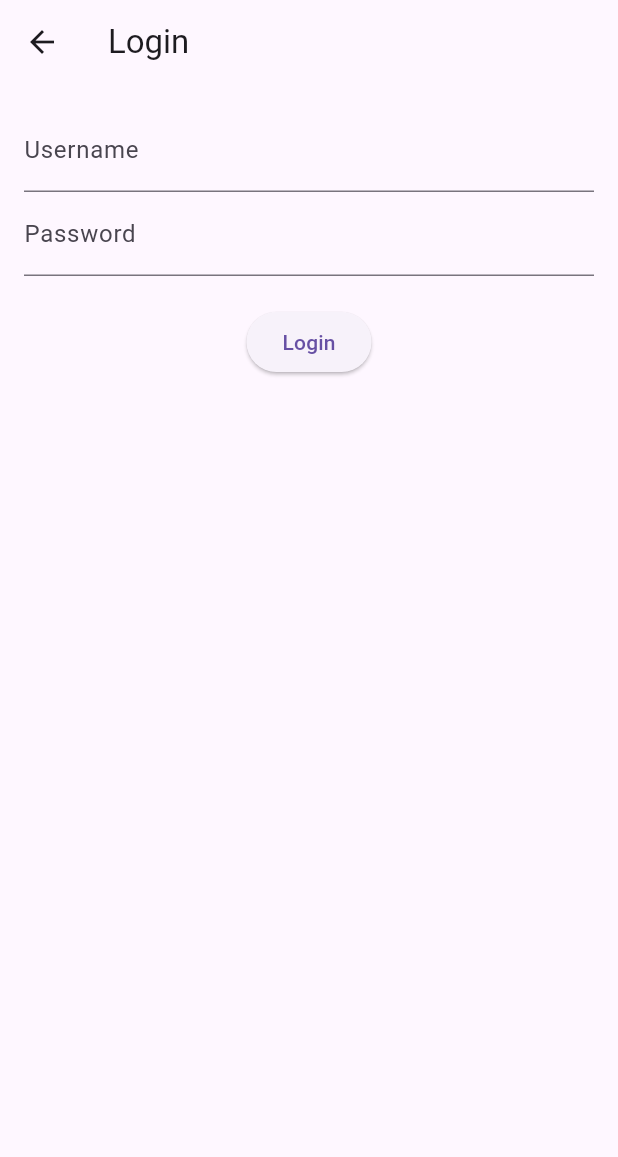
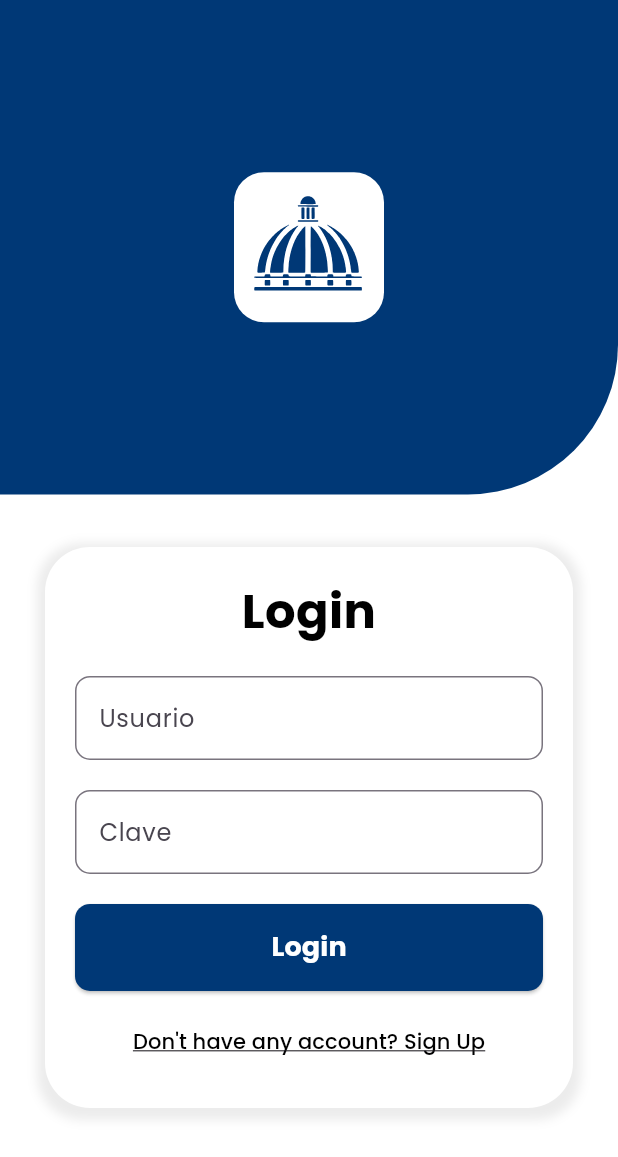
Before and after one commit to soysomon/Aplicacion_Minerd, a Flutter app: the LoginScreen screen opened directly, on a phone screen of 412 x 824 dp. Shown: the top 1157 px of the screen. Run offline on Flutter 3.47's test engine with Material 3 defaults, Android fonts, the phone set to English and light mode, and no system bars; our stand-ins replace carousel_slider, flutter_map, flutter_svg, geolocator, google_fonts, image_picker and 5 more; missing offline and left inert: flutter_sound; accounts and stored records are empty; network calls fail.

Commit message:
Descripción de los cambios realizados

```diff
--- a/lib/models/user.dart
+++ b/lib/models/user.dart
@@ -5,31 +5,5 @@ class User {
   final String registrationNumber;
   final String photoUrl;
 
-  User({
-    required this.id,
-    required this.name,
-    required this.lastName,
-    required this.registrationNumber,
-    required this.photoUrl,
-  });
-
-  factory User.fromJson(Map<String, dynamic> json) {
-    return User(
-      id: json['id'],
-      name: json['name'],
-      lastName: json['lastName'],
-      registrationNumber: json['registrationNumber'],
-      photoUrl: json['photoUrl'],
-    );
-  }
-
-  Map<String, dynamic> toJson() {
-    return {
-      'id': id,
-      'name': name,
-      'lastName': lastName,
-      'registrationNumber': registrationNumber,
-      'photoUrl': photoUrl,
-    };
-  }
+  User({required this.id, required this.name, required this.lastName, required this.registrationNumber, required this.photoUrl});
 }
--- a/lib/providers/user_provider.dart
+++ b/lib/providers/user_provider.dart
@@ -1,18 +1,13 @@
-import 'package:flutter/material.dart';
+import 'package:flutter/foundation.dart';
 import '../models/user.dart';
 
-class UserProvider with ChangeNotifier {
-  User? _user;
+class UserProvider extends ChangeNotifier {
+  late User _user;
 
-  User? get user => _user;
+  User get user => _user;
 
   void setUser(User user) {
     _user = user;
     notifyListeners();
   }
-
-  void clearUser() {
-    _user = null;
-    notifyListeners();
-  }
 }
--- a/lib/screens/login_screen.dart
+++ b/lib/screens/login_screen.dart
@@ -1,4 +1,6 @@
 import 'package:flutter/material.dart';
+import 'package:flutter_svg/flutter_svg.dart';
+import 'package:google_fonts/google_fonts.dart';
 import '../models/user.dart';
 import '../providers/user_provider.dart';
 import 'package:provider/provider.dart';
@@ -13,10 +15,14 @@ class _LoginScreenState extends State<LoginScreen> {
   final _passwordController = TextEditingController();
 
   void _login() {
-    // Implement login logic here
-    // For example, you could use an API service to authenticate the user
+    // Credenciales válidas
+    String validUsername = 'user';
+    String validPassword = 'admin';
 
-    // After successful login, save user data in UserProvider
+    String username = _usernameController.text;
+    String password = _passwordController.text;
+
+    if (username == validUsername && password == validPassword) {
       final user = User(
         id: 1,
         name: 'John',
@@ -29,29 +35,140 @@ class _LoginScreenState extends State<LoginScreen> {
 
       // Navigate to home screen
       Navigator.of(context).pushReplacementNamed('/home');
+    } else {
+      // Mostrar mensaje de error
+      ScaffoldMessenger.of(context).showSnackBar(SnackBar(
+        content: Text('Credenciales inválidas'),
+      ));
+    }
   }
 
   @override
   Widget build(BuildContext context) {
     return Scaffold(
-      appBar: AppBar(title: Text('Login')),
-      body: Padding(
-        padding: const EdgeInsets.all(16.0),
+      backgroundColor: Colors.white,
+      body: SingleChildScrollView(
         child: Column(
           children: [
+            Container(
+              height: MediaQuery.of(context).size.height * 0.4,
+              decoration: BoxDecoration(
+                color: Color(0xFF003876), // Reemplazando el negro con #003876
+                borderRadius: BorderRadius.only(
+                  bottomLeft: Radius.circular(0),
+                  bottomRight: Radius.circular(100),
+                ),
+              ),
+              child: Center(
+                child: Container(
+                  width: 100,
+                  height: 100,
+                  decoration: BoxDecoration(
+                    color: Colors.white,
+                    borderRadius: BorderRadius.circular(20),
+                  ),
+                  child: Center(
+                    child: SvgPicture.asset(
+                      'assets/icons/custom_icon.svg',
+                      width: 100,
+                      height: 100,
+                      color: Color(0xFF003876),
+                    ),
+                  ),
+                ),
+              ),
+            ),
+            SizedBox(height: 35),
+            Padding(
+              padding: const EdgeInsets.symmetric(horizontal: 30.0),
+              child: Container(
+                decoration: BoxDecoration(
+                  color: Colors.white,
+                  borderRadius: BorderRadius.circular(30),
+                  boxShadow: [
+                    BoxShadow(
+                      color: Colors.grey.withOpacity(0.2),
+                      spreadRadius: 5,
+                      blurRadius: 5,
+                      offset: Offset(0, 3),
+                    ),
+                  ],
+                ),
+                child: Padding(
+                  padding: const EdgeInsets.all(20.0),
+                  child: Column(
+                    crossAxisAlignment: CrossAxisAlignment.stretch,
+                    children: [
+                      Text(
+                        'Login',
+                        textAlign: TextAlign.center,
+                        style: GoogleFonts.poppins(
+                          fontSize: 32,
+                          fontWeight: FontWeight.bold,
+                          color: Colors.black,
+                        ),
+                      ),
+                      SizedBox(height: 20),
                       TextField(
                         controller: _usernameController,
-              decoration: InputDecoration(labelText: 'Username'),
+                        decoration: InputDecoration(
+                          labelText: 'Usuario',
+                          labelStyle: GoogleFonts.poppins(),
+                          border: OutlineInputBorder(
+                            borderRadius: BorderRadius.circular(10),
                           ),
+                        ),
+                      ),
+                      SizedBox(height: 20),
                       TextField(
                         controller: _passwordController,
-              decoration: InputDecoration(labelText: 'Password'),
                         obscureText: true,
+                        decoration: InputDecoration(
+                          labelText: 'Clave',
+                          labelStyle: GoogleFonts.poppins(),
+                          border: OutlineInputBorder(
+                            borderRadius: BorderRadius.circular(10),
+                          ),
+                        ),
                       ),
                       SizedBox(height: 20),
                       ElevatedButton(
                         onPressed: _login,
-              child: Text('Login'),
+                        style: ElevatedButton.styleFrom(
+                          backgroundColor: Color(0xFF003876),
+                          shape: RoundedRectangleBorder(
+                            borderRadius: BorderRadius.circular(10),
+                          ),
+                        ),
+                        child: Padding(
+                          padding: const EdgeInsets.all(16.0),
+                          child: Text(
+                            'Login',
+                            style: GoogleFonts.poppins(
+                              fontSize: 18,
+                              fontWeight: FontWeight.bold,
+                              color: Colors.white,
+                            ),
+                          ),
+                        ),
+                      ),
+                      SizedBox(height: 10),
+                      TextButton(
+                        onPressed: () {
+                          // Acción para registrarse
+                        },
+                        child: Text(
+                          "Don't have any account? Sign Up",
+                          style: GoogleFonts.poppins(
+                            color: Colors.black,
+                            decoration: TextDecoration.underline,
+                          ),
+                        ),
+                      ),
+                    ],
+                  ),
+                ),
+              ),
             ),
           ],
         ),
--- a/lib/screens/security_screen.dart
+++ b/lib/screens/security_screen.dart
@@ -81,7 +81,9 @@ class _SecurityScreenState extends State<SecurityScreen> {
                 aspectRatio: _controller.value.aspectRatio,
                 child: VideoPlayer(_controller),
               ),
-            ),
+            )
+          else
+            Center(child: CircularProgressIndicator()), // Mostrar un indicador de carga mientras el video se inicializa
           Positioned(
             top: 50,
             child: Text(
--- a/pubspec.yaml
+++ b/pubspec.yaml
@@ -28,6 +28,9 @@ dependencies:
   vibration: ^1.7.4
   video_player: ^2.2.11
   flutter_svg: ^1.0.3
+  concentric_transition: ^1.0.1+1
+  google_fonts: ^4.0.3
+
 
 
 
```
Also changed, not shown: lib/main.dart (+8 -1 lines), lib/screens/home_screen.dart (+10 -6 lines), lib/screens/settings_screen.dart (+0 -29 lines), lib/generated/assets.dart, lib/providers/incident_provider.dart (line endings or trailing spaces), lib/screens/register_incident_screen.dart (line endings or trailing spaces), pubspec.lock. Lines whose indentation alone changed are shown as unchanged.
